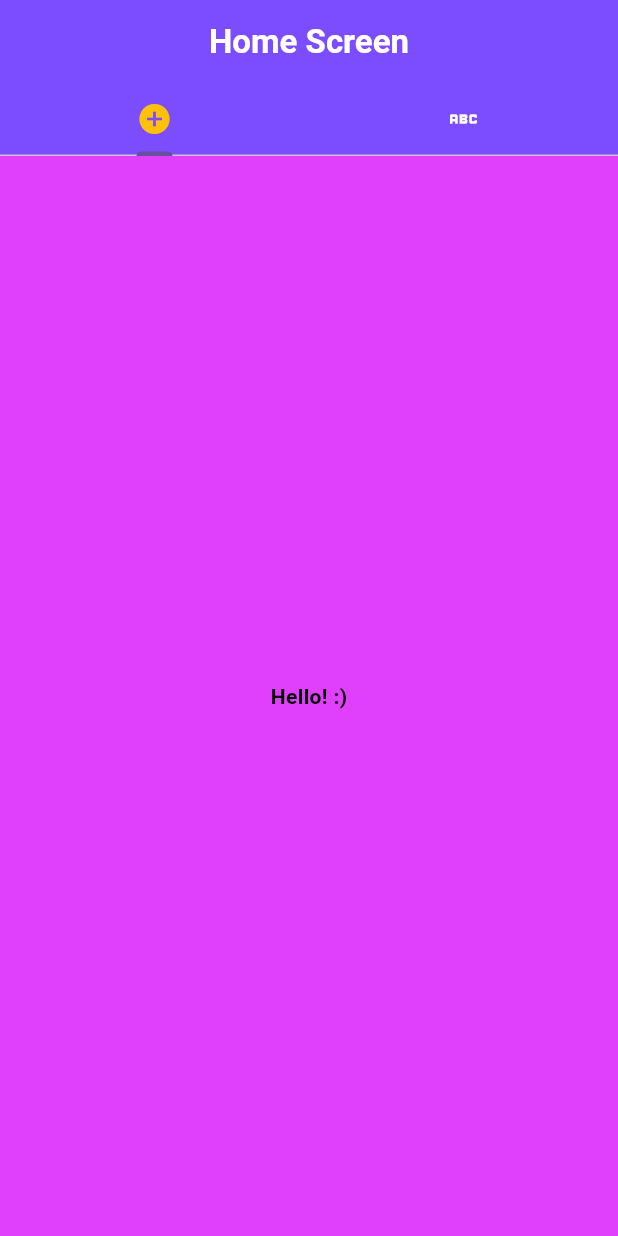
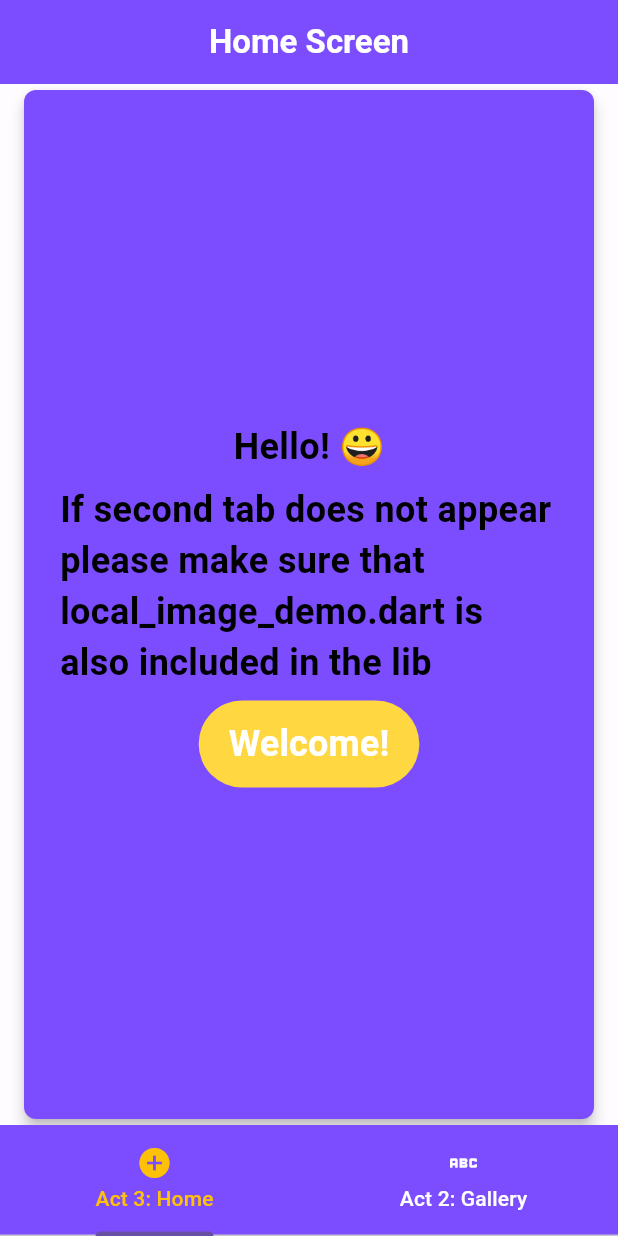
Before and after one commit to HowDoYouWriteACommentLineAgain/act3_4, a Flutter app: the screen it shows after launch, on a phone screen of 412 x 824 dp. Run offline on Flutter 3.47's test engine with Material 3 defaults, Android fonts, the phone set to English and light mode, and no system bars.

Commit message:
continued at home

```diff
--- a/lib/main.dart
+++ b/lib/main.dart
@@ -1,5 +1,4 @@
 import 'package:flutter/material.dart';
-
 void main() {
   runApp(const MyApp());
 }
@@ -14,6 +13,8 @@ class MyApp extends StatelessWidget{
 }
 
 class MainScreen extends StatelessWidget{
+  const MainScreen({super.key});
+
   @override
   Widget build(BuildContext context) {
     return MaterialApp(
@@ -22,32 +23,40 @@ class MainScreen extends StatelessWidget{
       home: DefaultTabController(
         length: 2,
         child: Scaffold(
+          resizeToAvoidBottomInset: false,
           appBar: AppBar(
             title: const Text(style: TextStyle(fontWeight: FontWeight.bold, color: Colors.white),'Home Screen'),
             backgroundColor: Colors.deepPurpleAccent,
             centerTitle: true,
-            bottom: const TabBar(
+          ),
+          bottomNavigationBar: const Material(
+            color: Colors.deepPurpleAccent,
+            child: TabBar(
               unselectedLabelColor: Colors.white,
               labelColor: Colors.amber,
               tabs: [
-                Tab(icon: Icon(Icons.add_circle)),
-                Tab(icon: Icon(Icons.abc_outlined)),
+                Tab(icon: Icon(Icons.add_circle), text: "Act 3: Home",),
+                Tab(icon: Icon(Icons.abc_outlined),text: "Act 2: Gallery",),
               ],
             ),
           ),
           body: const TabBarView(
             children: [
               ColoredBox(
-                color: Colors.purpleAccent,
+                color: Colors.white60,
                 child: Center(
-                  child: HomeScreen(),
+                  child: CardHome(),
                 ),
               ),
               ColoredBox(
-                color: Colors.amberAccent,
-                child: LocalImageDemo(),
+                color: Colors.white60,
+                child: SingleChildScrollView(
+                  child: Padding(
+                    padding: EdgeInsets.symmetric(horizontal: 120.0),
+                    child: LocalImageDemo()
+                  ),
+                ),
               ),
-
             ]
           )
         )
@@ -57,17 +66,85 @@ class MainScreen extends StatelessWidget{
 }
 
 class HomeScreen extends StatelessWidget{
-  const HomeScreen();
+  const HomeScreen({super.key});
   @override
   Widget build(BuildContext context) {
     return Center(
       child: const Text(
         style: TextStyle(fontWeight: FontWeight.bold, color: Colors.black),
-        'Hello! :)',
+        'Hello! :). If second tab does not appear please make sure that local_image_demo.dart is also included in the lib',
       )
     );
   }
 }
+
+class CardHome extends StatelessWidget{
+  const CardHome({super.key});
+
+  @override
+  Widget build(BuildContext context) {
+
+    const double fontSize = 24;
+    final snackBar = SnackBar(content: const Text("Made by Krystian L. Genson for Mobile Dev II"));
+    return(
+      Card(
+        color: Colors.deepPurpleAccent,
+        shape: RoundedRectangleBorder(borderRadius: BorderRadius.circular(8)),
+        elevation: 4.0,
+        shadowColor: Colors.black.withValues(),
+        child: ConstrainedBox(
+          constraints: BoxConstraints(
+            minWidth: 300,
+            maxWidth: 380
+          ),
+          child: Padding(
+            padding: EdgeInsets.symmetric(vertical: 16, horizontal: 24),
+            child: Column(
+              mainAxisAlignment: MainAxisAlignment.center,
+              children: [
+                Text(
+                  style: TextStyle(
+                    fontWeight: FontWeight.bold,
+                    color: Colors.black,
+                    fontSize: fontSize
+                  ),
+                  'Hello! 😀'
+                ),
+                SizedBox(height: 8),
+                Text(
+                  style: TextStyle(
+                    fontWeight: FontWeight.bold,
+                    color: Colors.black,
+                    fontSize: fontSize
+                  ),
+                  'If second tab does not appear please make sure that local_image_demo.dart is also included in the lib'
+                ),
+                SizedBox(height: 8),
+                TextButton(
+                  style: TextButton.styleFrom(
+                    backgroundColor: Colors.amberAccent, // button background
+                    foregroundColor: Colors.white,            // text (and icon) color
+                    padding: EdgeInsets.symmetric(horizontal: 20, vertical: 12),
+                  ),
+                  onPressed: (){ScaffoldMessenger.of(context).showSnackBar(snackBar);},
+                  child: Text(
+                    "Welcome!",
+                    style: TextStyle(
+                      fontSize: 24.0,
+                      fontWeight: FontWeight.bold
+                    )
+                  )
+                )
+              ],
+            ),
+          ),
+        ),
+      )
+    );
+  }
+}
+
+
 
 class LocalImageDemo extends StatelessWidget {
   const LocalImageDemo({super.key});
```
